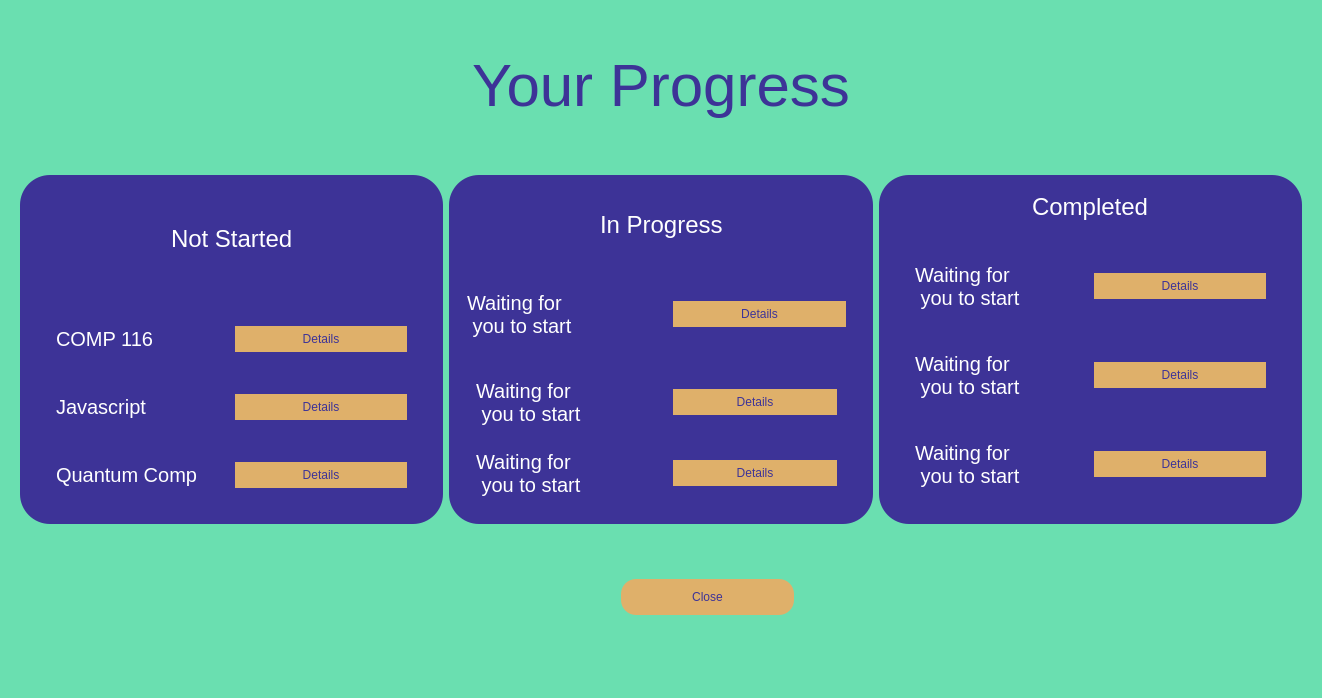
Qt form todo.ui (bikraj2/MITRA) before a commit.
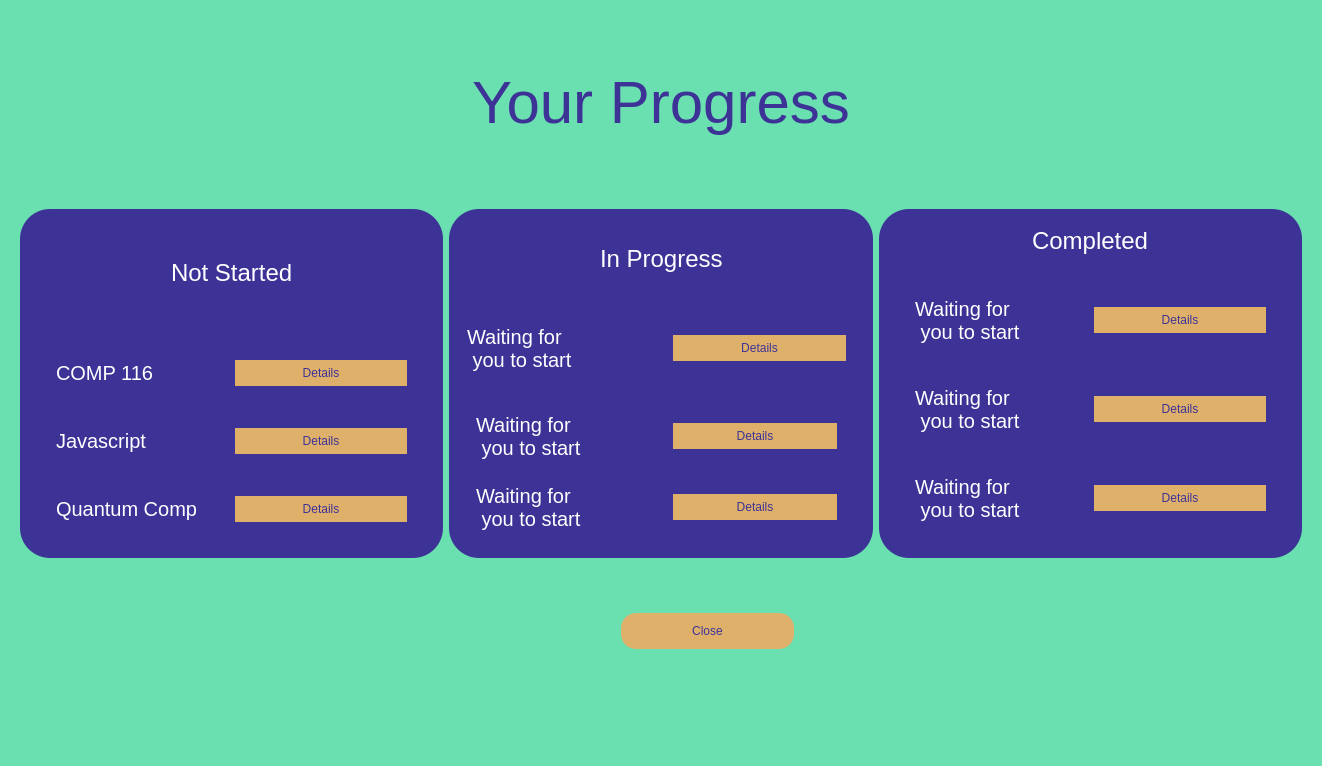
The same form after that commit.

```diff
--- a/todo.ui
+++ b/todo.ui
@@ -7,7 +7,7 @@
     <x>0</x>
     <y>0</y>
     <width>1322</width>
-    <height>698</height>
+    <height>766</height>
    </rect>
   </property>
   <property name="windowTitle">
```
